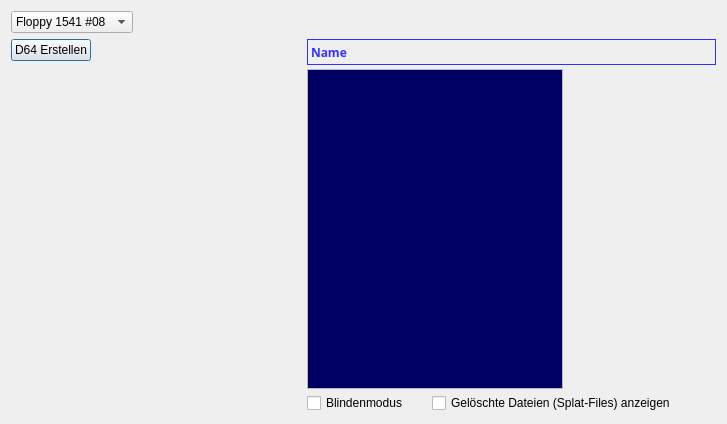
First picture: the form in src/floppy_window.ui, repository ThKattanek/emu64, before the edit.
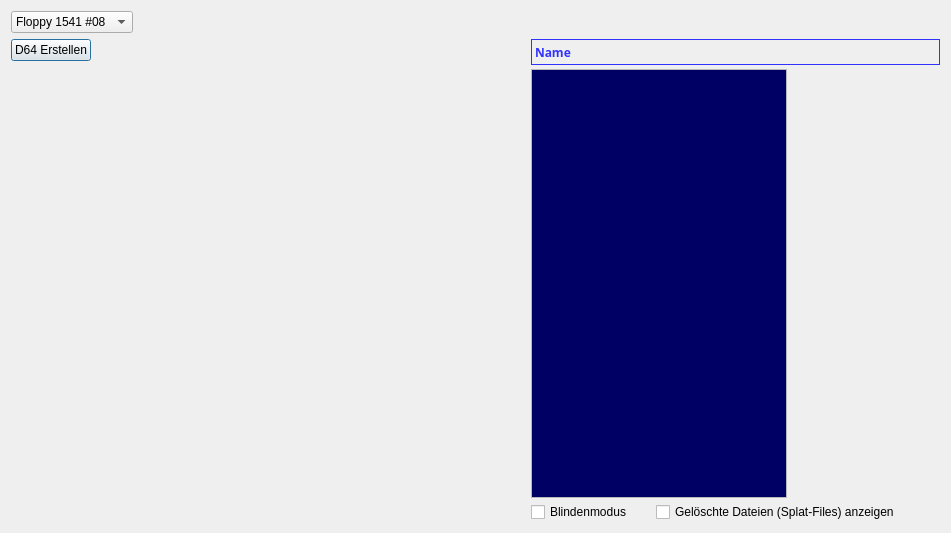
Second picture: the form after the edit. Custom widgets are drawn as their Qt base class.

The edit to the form file:
```diff
--- a/src/floppy_window.ui
+++ b/src/floppy_window.ui
@@ -6,8 +6,8 @@
    <rect>
     <x>0</x>
     <y>0</y>
-    <width>727</width>
-    <height>424</height>
+    <width>951</width>
+    <height>533</height>
    </rect>
   </property>
   <property name="font">
@@ -120,7 +120,7 @@
        <item>
         <widget class="WidgetFileBrowse" name="FileBrowser" native="true">
          <property name="sizePolicy">
-          <sizepolicy hsizetype="Preferred" vsizetype="Preferred">
+          <sizepolicy hsizetype="Preferred" vsizetype="Expanding">
            <horstretch>0</horstretch>
            <verstretch>0</verstretch>
           </sizepolicy>
```
Left out of the diff: 38 changed lines with no effect on the pictures.
